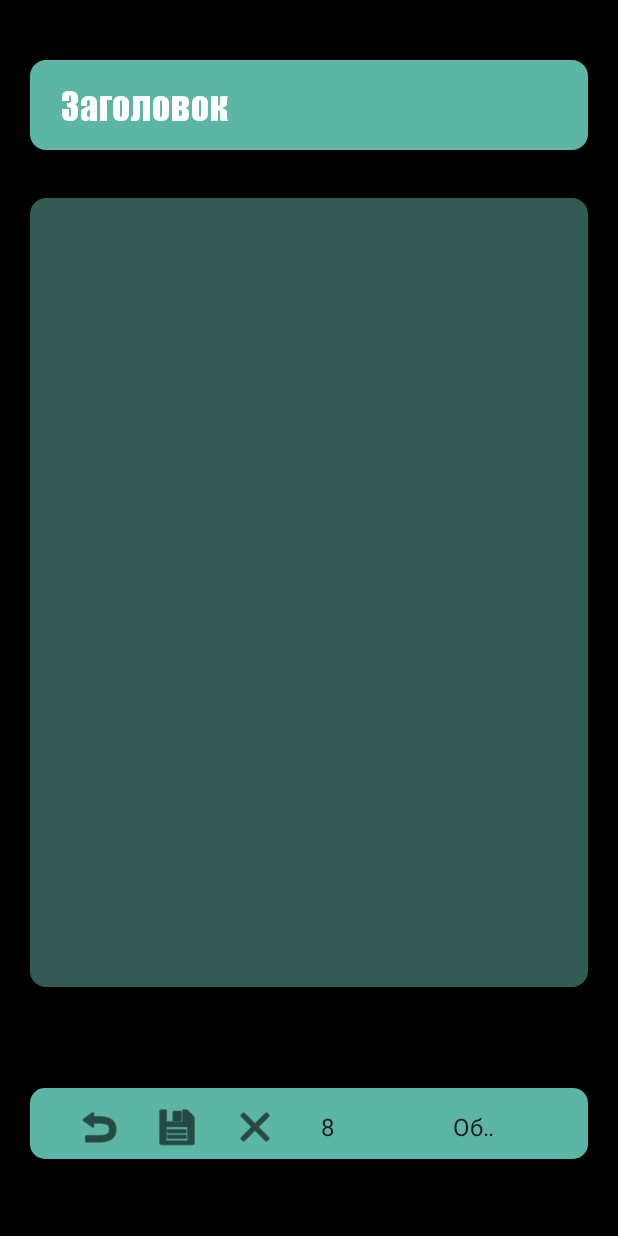
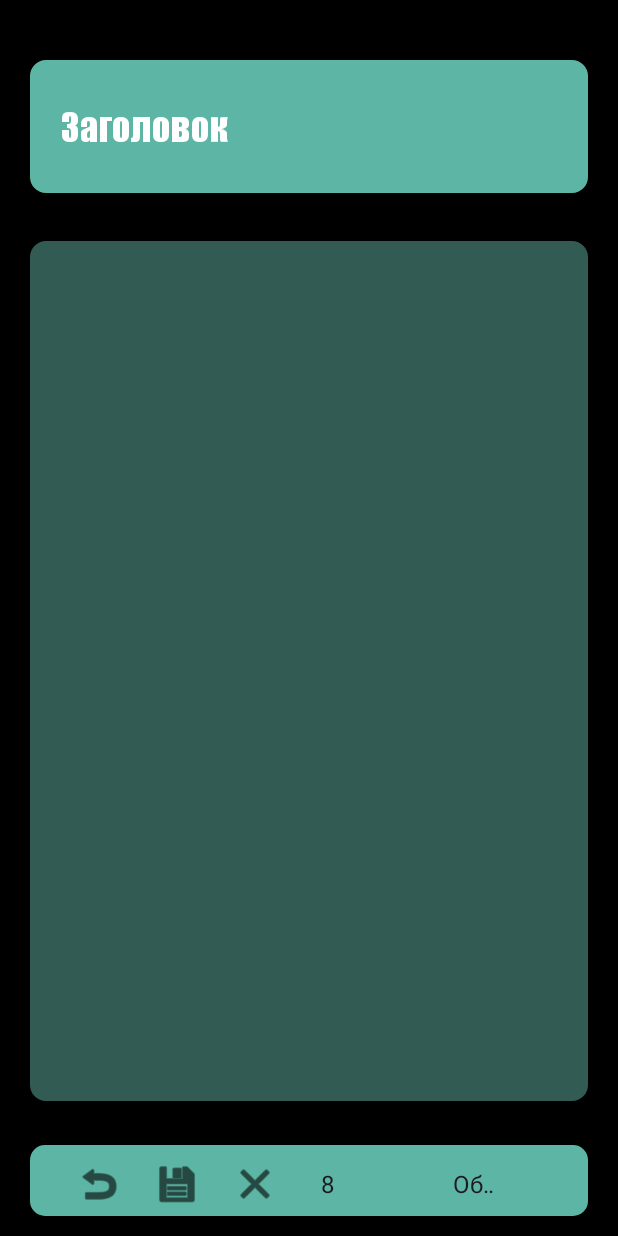
Before and after one commit to Xakepl/MyNotesPad, an Android app: the editor screen opened directly, with no data from a screen before it, on a phone screen of 412 x 824 dp. Run offline under Robolectric (Android 15) with nearby library versions, the phone set to English and light mode, and no system bars; Roboto replaces fonts that are not available here.

Commit message:
20250528121045

```diff
--- a/app/src/main/java/com/missdark/mynotespad/editor.java
+++ b/app/src/main/java/com/missdark/mynotespad/editor.java
@@ -1,5 +1,6 @@
 package com.missdark.mynotespad;
 
+import android.annotation.SuppressLint;
 import android.content.Context;
 import android.content.Intent;
 import android.content.SharedPreferences;
@@ -8,11 +9,13 @@ import android.os.Build;
 import android.os.Bundle;
 import android.util.Log;
 import android.util.TypedValue;
+import android.view.MotionEvent;
 import android.view.View;
 import android.view.inputmethod.InputMethodManager;
 import android.widget.AdapterView;
 import android.widget.EditText;
 import android.widget.ImageView;
+import android.widget.LinearLayout;
 import android.widget.PopupMenu;
 import android.widget.Spinner;
 import android.widget.Toast;
@@ -44,6 +47,7 @@ public class editor extends AppCompatActivity implements Serializable {
     File file;
 //    MaterialToolbar mtlbr;
     Spinner FSspinner;
+    LinearLayout ed;
     Spinner FStyleSpinner;
 
     @Override
@@ -55,6 +59,7 @@ public class editor extends AppCompatActivity implements Serializable {
         text.setTypeface(tf);
     }
 
+    @SuppressLint("ClickableViewAccessibility")
     @RequiresApi(api = Build.VERSION_CODES.UPSIDE_DOWN_CAKE)
     @Override
         protected void onCreate(Bundle savedInstanceState) {
@@ -86,18 +91,37 @@ public class editor extends AppCompatActivity implements Serializable {
                 }
             }
 
-        findViewById(R.id.editorL).setOnClickListener(v -> {
-            //to do: проверить клики
-            Log.e("CLICK ", "" + findViewById(R.id.editorL).callOnClick());
-            View focusedView = getCurrentFocus();
-            if (focusedView != null) {
-                InputMethodManager imm = (InputMethodManager) getSystemService(Context.INPUT_METHOD_SERVICE);
-                imm.hideSoftInputFromWindow(focusedView.getWindowToken(), 0);
-                focusedView.clearFocus();
+        ed = findViewById(R.id.editorL);
+//            ed.setOnClickListener(v -> {
+//            //to do: проверить клики
+//            Log.e("CLICKCANCEL ", "" + ed.callOnClick());
+//            View focusedView = getCurrentFocus();
+//            if (focusedView != null) {
+//                InputMethodManager imm = (InputMethodManager) getSystemService(Context.INPUT_METHOD_SERVICE);
+//                imm.hideSoftInputFromWindow(focusedView.getWindowToken(), 0);
+//                focusedView.clearFocus();
+//            }
+//        });
+
+        ed.setOnTouchListener((v, event) -> {
+
+            if (event.getAction() == MotionEvent.ACTION_DOWN) {
+                Log.e("CLICKCANCEL ", "" + ed.callOnClick());
+                View focusedView = getCurrentFocus();
+                if (focusedView != null) {
+                    InputMethodManager imm = (InputMethodManager) getSystemService(Context.INPUT_METHOD_SERVICE);
+                    imm.hideSoftInputFromWindow(focusedView.getWindowToken(), 0);
+                    focusedView.clearFocus();
+                }
             }
+            return false;
         });
 
+
+
         title.setOnClickListener(v -> {
+            Log.e("CLICKTITLE ", "" + title.callOnClick());
+
             FSspinner.setOnItemSelectedListener(new AdapterView.OnItemSelectedListener() {
                 @Override
                 public void onItemSelected(AdapterView<?> parent, View view, int position, long id) {
--- a/app/src/main/res/layout/activity_editor.xml
+++ b/app/src/main/res/layout/activity_editor.xml
@@ -10,18 +10,14 @@
     android:orientation="vertical"
     tools:context=".editor">
 
-    <LinearLayout
-        android:layout_width="match_parent"
-        android:layout_height="match_parent"
-        android:orientation="vertical">
-
     <EditText
         android:id="@+id/titleText"
         android:layout_width="match_parent"
-            android:layout_height="60dp"
+        android:layout_height="match_parent"
         android:layout_marginStart="20dp"
         android:layout_marginTop="40dp"
         android:layout_marginEnd="20dp"
+        android:layout_weight="0.65"
         android:background="@drawable/ltgray"
         android:backgroundTint="#5DB6A5"
         android:ems="10"
@@ -39,16 +35,17 @@
     <EditText
         android:id="@+id/textC"
         android:layout_width="match_parent"
-            android:layout_height="526dp"
+        android:layout_height="match_parent"
         android:layout_marginStart="20dp"
         android:layout_marginTop="32dp"
         android:layout_marginEnd="20dp"
         android:layout_marginBottom="15dp"
+        android:layout_weight=".19"
         android:background="@drawable/gray"
         android:backgroundTint="#315B53"
         android:ems="10"
+        android:fontFamily="@font/samsungsans_regular"
         android:gravity="start|top"
-            android:fontFamily="@font/samsungsans_regular"
         android:inputType="textMultiLine"
         android:paddingStart="10dp"
         android:paddingTop="10dp"
@@ -58,6 +55,7 @@
     <androidx.constraintlayout.widget.ConstraintLayout
         android:layout_width="match_parent"
         android:layout_height="match_parent"
+        android:layout_weight="0.7"
         android:paddingStart="20dp"
         android:paddingEnd="20dp">
 
@@ -144,8 +142,6 @@
 
 </LinearLayout>
 
-</LinearLayout>
-
     <!-- ============================== ХАТЬФУ СТРОЧКАМИ КОДА В РАЗМЕТКУ ==================================== -->
     <!--  <Spinner
             android:id="@+id/spinner"
```
Also changed, not shown: app/src/main/res/layout/activity_main.xml (+12 -7 lines), app/src/main/res/values/themes.xml (+0 -45 lines). Lines whose indentation alone changed are shown as unchanged.
